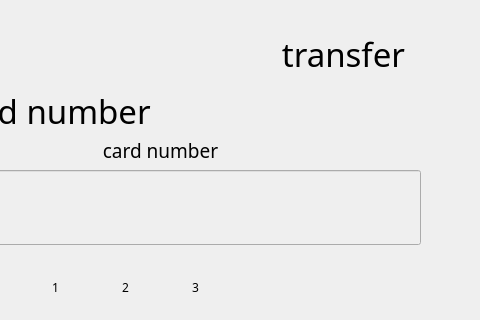
Darina77/ATMProject, file ATM/sendmoneyAccount.ui: the form before one commit; both pictures show x 120 to 600 and y 0 to 320 of the 600 by 450 pixel window.
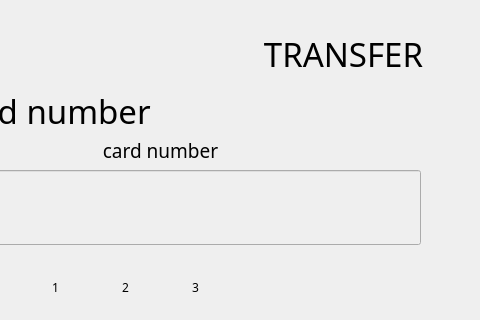
The form after the commit. Icons and pictures are not drawn.

The edit to the form file:
```diff
--- a/ATM/sendmoneyAccount.ui
+++ b/ATM/sendmoneyAccount.ui
@@ -508,7 +508,7 @@
 }</string>
    </property>
    <property name="text">
-    <string>                                      transfer</string>
+    <string>                                      TRANSFER</string>
    </property>
    <property name="alignment">
     <set>Qt::AlignCenter</set>
```
